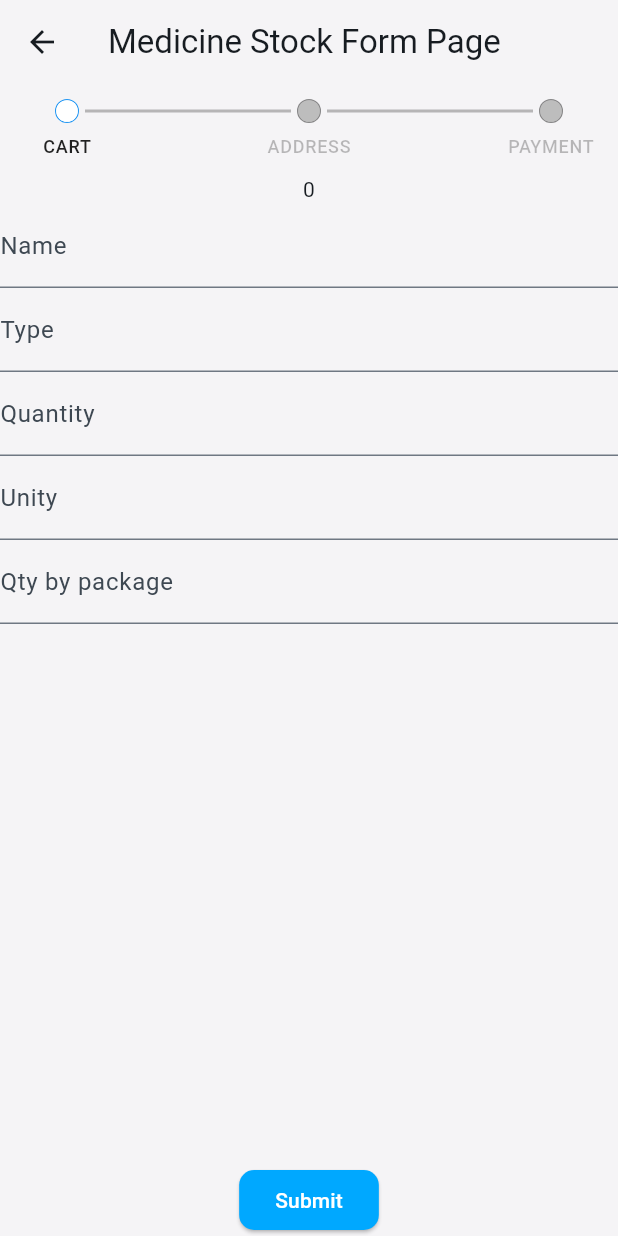
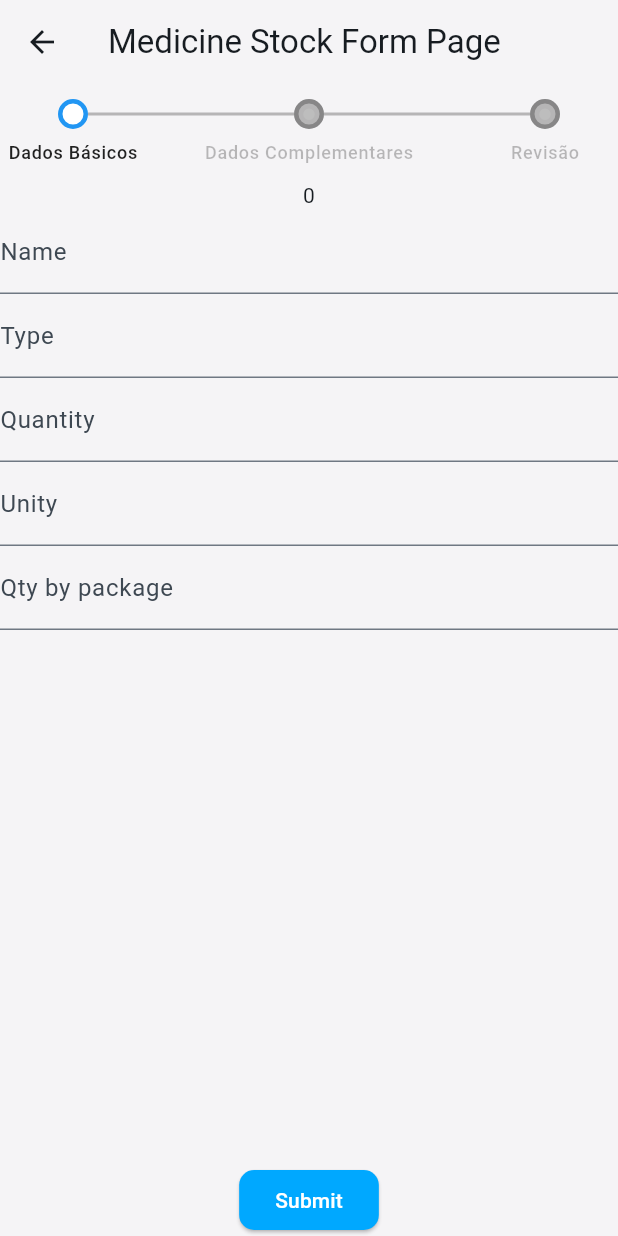
Before and after one commit to Alan-Roza/tcc-medicine-management, a Flutter app: the MedicineStockFormPage screen opened by its route, on a phone screen of 412 x 824 dp. Run offline on Flutter 3.47's test engine with Material 3 defaults, Android fonts, the phone set to English and light mode, and no system bars; drawn by our look-alikes of easy_stepper; our stand-ins replace flutter_mobx, flutter_speed_dial, flutter_svg, go_router, google_fonts, image_picker and 1 more; generated files the repository leaves out were written again; project files that could hold a hidden picture were left out.

Commit message:
wip: progress steps

```diff
--- a/lib/app/modules/medicine/presentation/pages/medicine_stock_form_page.dart
+++ b/lib/app/modules/medicine/presentation/pages/medicine_stock_form_page.dart
@@ -81,7 +81,7 @@ class MedicineStockFormPage extends StatefulWidget {
 class MedicineStockFormPageState extends State<MedicineStockFormPage> with SingleTickerProviderStateMixin {
   final MedicineFormController _formController = MedicineFormController();
   final StepProgressController stepProgressController = StepProgressController();
-  final List<String> titles = ['CART', 'ADDRESS', 'PAYMENT'];
+  final List<String> titles = ['Dados Básicos', 'Dados Complementares', 'Revisão'];
   final List<Widget> _formWidgets = [
     const MedicineStockBasicFormWidget(),
     const MedicineStockOptionalFormWidget(),
--- a/lib/app/shared/widgets/step_progress_widget/presentation/step_progress_widget.dart
+++ b/lib/app/shared/widgets/step_progress_widget/presentation/step_progress_widget.dart
@@ -1,13 +1,22 @@
 import 'package:flutter/material.dart';
 import 'package:easy_stepper/easy_stepper.dart';
-import 'package:flutter_mobx/flutter_mobx.dart';
 import 'package:tcc_medicine_management/app/shared/widgets/step_progress_widget/controller/step_progress_controller.dart';
 
 class StepProgressWidget extends StatefulWidget {
+  final StepProgressController stepProgressController = StepProgressController();
+
   final List<String> _titles;
-  final int currentStep;
+  int currentStep;
 
-  const StepProgressWidget({
+  // void initState() {
+  //   // super.initState();
+  //   reaction((_) => currentStep, (int step) {
+  //     print('aaaaaa');
+  //     stepProgressController.setCurrentStep(step);
+  //   });
+  // }
+
+  StepProgressWidget({
     super.key,
     required List<String> titles,
     required this.currentStep,
@@ -18,15 +27,14 @@ class StepProgressWidget extends StatefulWidget {
 }
 
 class StepProgressWidgetState extends State<StepProgressWidget> {
-  final StepProgressController stepProgressController = StepProgressController();
 
   @override
   Widget build(BuildContext context) {
     double width = MediaQuery.of(context).size.width / widget._titles.length;
 
-    return Observer(
-      builder: (_) => EasyStepper(
-        activeStep: stepProgressController.currentStep,
+    return SingleChildScrollView(
+      child: EasyStepper(
+        activeStep: widget.currentStep,
         lineStyle: LineStyle(
           lineLength: width,
           lineType: LineType.normal,
@@ -34,10 +42,15 @@ class StepProgressWidgetState extends State<StepProgressWidget> {
           activeLineColor: Colors.black26,
           unreachedLineType: LineType.normal,
           unreachedLineColor: Colors.black26,
+          // progress: 0.2, // TODO - when have time, implements progress based in form
           lineThickness: 2,
-          lineSpace: 1,
-          lineWidth: 10,
+          lineSpace: 10,
+          lineWidth: 1,
         ),
+        internalPadding: 0,
+         borderThickness: 3,
+         defaultStepBorderType: BorderType.normal,
+         unreachedStepBorderType: BorderType.normal,
         finishedStepBorderColor: Colors.blue,
         finishedStepTextColor: Colors.black54,
         finishedStepBackgroundColor: Colors.blue,
@@ -48,29 +61,33 @@ class StepProgressWidgetState extends State<StepProgressWidget> {
         activeStepBorderType: BorderType.normal,
         activeStepTextColor: Colors.black87,
         activeStepBackgroundColor: Colors.white,
-        activeStepIconColor: Colors.black87,
+        activeStepIconColor: Colors.white,
         showLoadingAnimation: false,
+        titlesAreLargerThanSteps: false,
         showStepBorder: true,
-        stepRadius: 8,
+        stepRadius: 10,
         steps: widget._titles.map((title) {
-          int index = widget._titles.indexOf(title);
           return EasyStep(
             title: title,
-            customStep: CircleAvatar(
-              radius: 8,
-              backgroundColor: stepProgressController.currentStep == index
-                  ? Colors.white
-                  : stepProgressController.currentStep >= index
-                      ? Colors.blue
-                      : Colors.grey.shade400,
-              // child: CircleAvatar(
-              //   radius: 7,
-              //   backgroundColor: stepProgressController.currentStep >= index ? Colors.blue : Colors.black26,
-              // ),
-            ),
+            finishIcon: const Icon(Icons.check),
+              icon: const Icon(Icons.circle, color: Colors.white),
+            // customStep: CircleAvatar(
+            //   backgroundColor: widget.currentStep == index
+            //       ? Colors.white
+            //       : widget.currentStep >= index
+            //           ? Colors.blue
+            //           : Colors.grey.shade400,
+            //   // child: CircleAvatar(
+            //   //   radius: 7,
+            //   //   backgroundColor: widget.currentStep >= index ? Colors.blue : Colors.black26,
+            //   // ),
+            // ),
           );
         }).toList(),
-        onStepReached: (index) => stepProgressController.setCurrentStep(index), // TODO - verify if is necessary
+        // onStepReached: (index) => widget.setCurrentStep(index), // TODO - verify if is necessary
+        onStepReached: (index) => setState(() {
+          widget.currentStep = index;
+        }),
       ),
     );
   }
```
